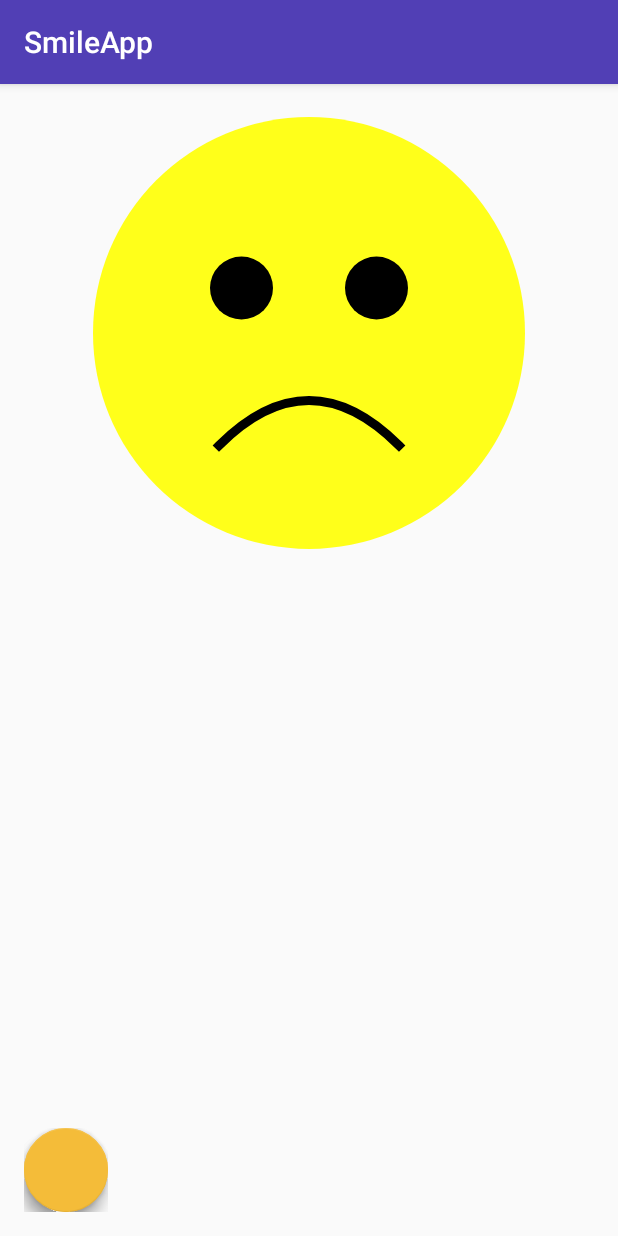
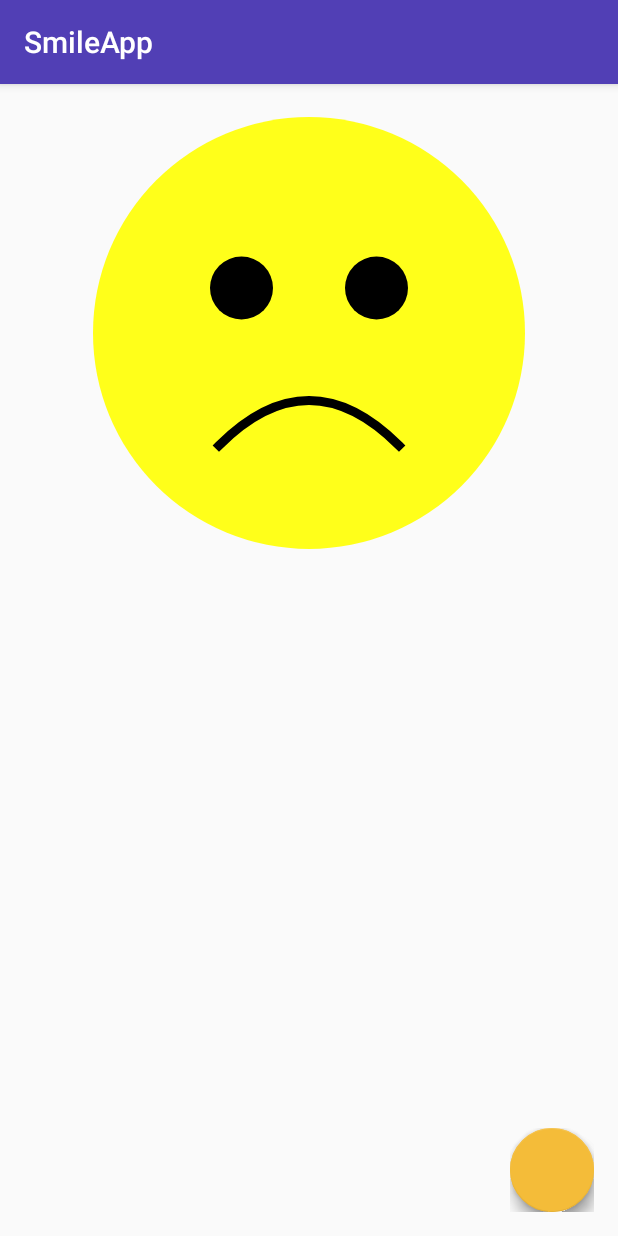
Before and after one commit to KirianGarcia/Smiles, an Android app: the screen it shows after launch (MainActivity), on a phone screen of 412 x 824 dp. Run offline under Robolectric (Android 15) with nearby library versions, the phone set to English and light mode, and no system bars; libraries missing offline, so code that uses them is left out: com.getbase.floatingactionbutton; plain views replace FloatingActionButton, FloatingActionsMenu; 1 statement that could not run was skipped.

Commit message:
menu right

```diff
--- a/app/src/main/res/layout/activity_main.xml
+++ b/app/src/main/res/layout/activity_main.xml
@@ -18,32 +18,27 @@
         android:id="@+id/multiple_actions"
         android:layout_width="wrap_content"
         android:layout_height="wrap_content"
-        android:layout_alignParentLeft="true"
         android:layout_alignParentBottom="true"
-        android:layout_marginLeft="16dp"
-        android:layout_marginBottom="16dp"
-        android:layout_marginStart="16dp"
-        app:fab_expandDirection="right"
+        android:layout_alignParentEnd="true"
+        android:layout_margin="16dp"
         app:fab_addButtonColorNormal="@color/white"
         app:fab_addButtonColorPressed="@color/white_pressed"
         app:fab_addButtonPlusIconColor="@color/half_black"
-
-        >
+        app:fab_expandDirection="left">
 
         <com.getbase.floatingactionbutton.FloatingActionButton
             android:id="@+id/action_a"
             android:layout_width="wrap_content"
             android:layout_height="wrap_content"
             app:fab_colorNormal="@color/white"
-
-            app:fab_colorPressed="@color/white_pressed"/>
+            app:fab_colorPressed="@color/white_pressed" />
 
         <com.getbase.floatingactionbutton.FloatingActionButton
             android:id="@+id/action_b"
             android:layout_width="wrap_content"
             android:layout_height="wrap_content"
             app:fab_colorNormal="@color/white"
-            app:fab_colorPressed="@color/white_pressed"/>
+            app:fab_colorPressed="@color/white_pressed" />
     </com.getbase.floatingactionbutton.FloatingActionsMenu>
 
 
--- a/app/src/main/res/values/styles.xml
+++ b/app/src/main/res/values/styles.xml
@@ -8,9 +8,5 @@
         <item name="colorAccent">@color/colorAccent</item>
     </style>
 
-    <style name="menu_labels_style">
-        <item name="android:background">@drawable/fab_label_background</item>
-        <item name="android:textColor">@color/white</item>
-    </style>
 
 </resources>
```
